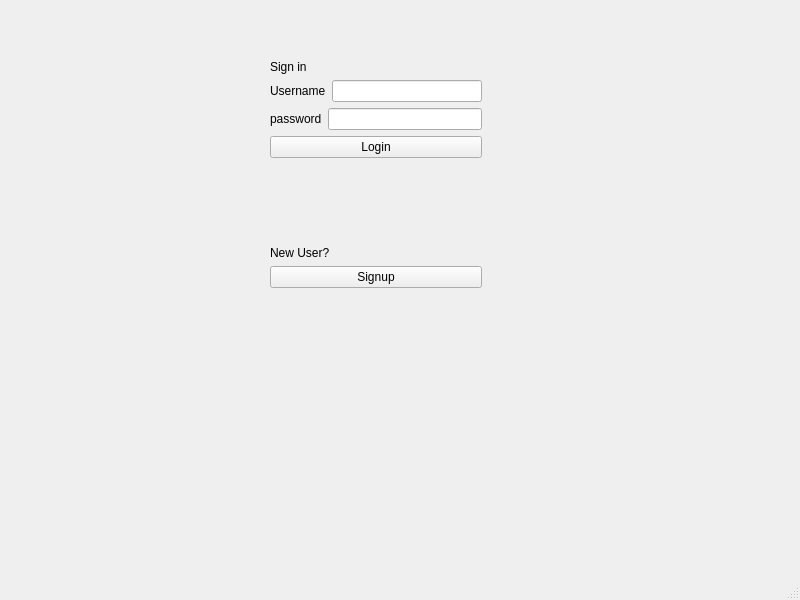
Qt form Minor project - Copy/Minor/project/mainwindow.ui (rishabhs-s/Minor) before a commit.
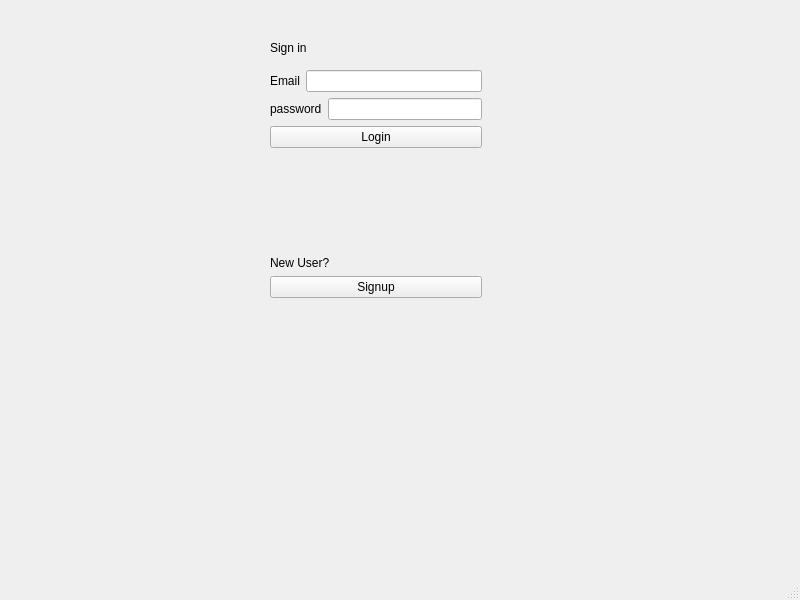
The same form after that commit.

Patch:
```diff
--- a/Minor project - Copy/Minor/project/mainwindow.ui
+++ b/Minor project - Copy/Minor/project/mainwindow.ui
@@ -14,11 +14,11 @@
    <string>MainWindow</string>
   </property>
   <widget class="QWidget" name="centralwidget">
-   <widget class="QWidget" name="">
+   <widget class="QWidget" name="layoutWidget">
     <property name="geometry">
      <rect>
       <x>270</x>
-      <y>60</y>
+      <y>70</y>
       <width>212</width>
       <height>228</height>
      </rect>
@@ -26,13 +26,6 @@
     <layout class="QVBoxLayout" name="verticalLayout_5">
      <item>
       <layout class="QVBoxLayout" name="verticalLayout_3">
-       <item>
-        <widget class="QLabel" name="label_3">
-         <property name="text">
-          <string>Sign in</string>
-         </property>
-        </widget>
-       </item>
        <item>
         <layout class="QVBoxLayout" name="verticalLayout_2">
          <item>
@@ -42,7 +35,7 @@
              <item>
               <widget class="QLabel" name="label">
                <property name="text">
-                <string>Username</string>
+                <string>Email</string>
                </property>
               </widget>
              </item>
@@ -111,6 +104,32 @@
      </item>
     </layout>
    </widget>
+   <widget class="QLabel" name="label_5">
+    <property name="geometry">
+     <rect>
+      <x>300</x>
+      <y>310</y>
+      <width>181</width>
+      <height>71</height>
+     </rect>
+    </property>
+    <property name="text">
+     <string/>
+    </property>
+   </widget>
+   <widget class="QLabel" name="label_3">
+    <property name="geometry">
+     <rect>
+      <x>270</x>
+      <y>40</y>
+      <width>208</width>
+      <height>16</height>
+     </rect>
+    </property>
+    <property name="text">
+     <string>Sign in</string>
+    </property>
+   </widget>
   </widget>
   <widget class="QMenuBar" name="menubar">
    <property name="geometry">
```
Left out of the diff: 2 changed lines with no effect on the pictures.
